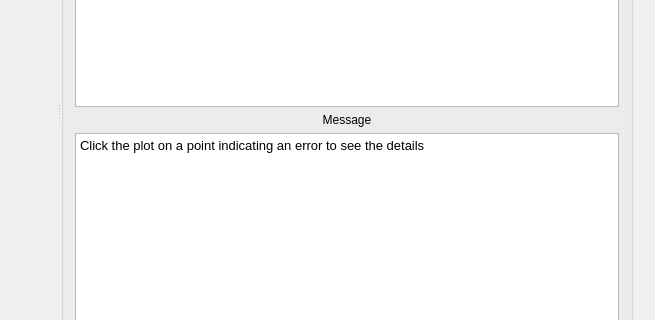
Qt form hdbextractor/trunk/qt/QHdbExtractor/src/mainwindow.ui (bourtemb/hdbpp-test) before a commit; both pictures show x 167 to 822 and y 171 to 491 of the 822 by 626 pixel window.
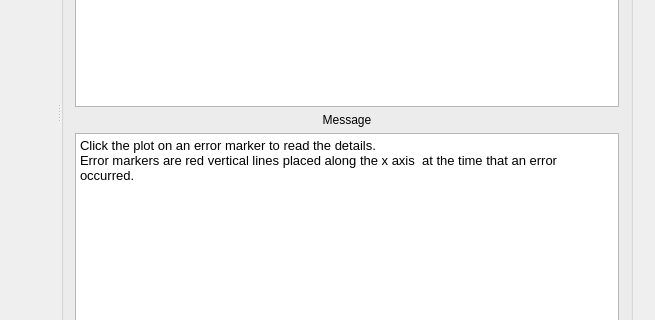
The same form after that commit. The open tabs and pages were chosen to show the change. Custom widgets are drawn as their Qt base class.

Commit message: Error support, also in graphical interface

```diff
--- a/hdbextractor/trunk/qt/QHdbExtractor/src/mainwindow.ui
+++ b/hdbextractor/trunk/qt/QHdbExtractor/src/mainwindow.ui
@@ -129,7 +129,8 @@
 &lt;html&gt;&lt;head&gt;&lt;meta name=&quot;qrichtext&quot; content=&quot;1&quot; /&gt;&lt;style type=&quot;text/css&quot;&gt;
 p, li { white-space: pre-wrap; }
 &lt;/style&gt;&lt;/head&gt;&lt;body style=&quot; font-family:'Oxygen-Sans'; font-size:10pt; font-weight:400; font-style:normal;&quot;&gt;
-&lt;p style=&quot; margin-top:0px; margin-bottom:0px; margin-left:0px; margin-right:0px; -qt-block-indent:0; text-indent:0px;&quot;&gt;Click the plot on a point indicating an error to see the details&lt;/p&gt;&lt;/body&gt;&lt;/html&gt;</string>
+&lt;p style=&quot; margin-top:0px; margin-bottom:0px; margin-left:0px; margin-right:0px; -qt-block-indent:0; text-indent:0px;&quot;&gt;Click the plot on an error marker to read the details.&lt;/p&gt;
+&lt;p style=&quot; margin-top:0px; margin-bottom:0px; margin-left:0px; margin-right:0px; -qt-block-indent:0; text-indent:0px;&quot;&gt;Error markers are red vertical lines placed along the x axis  at the time that an error occurred.&lt;/p&gt;&lt;/body&gt;&lt;/html&gt;</string>
               </property>
              </widget>
             </item>
```
The commit also changes 9 other files.
